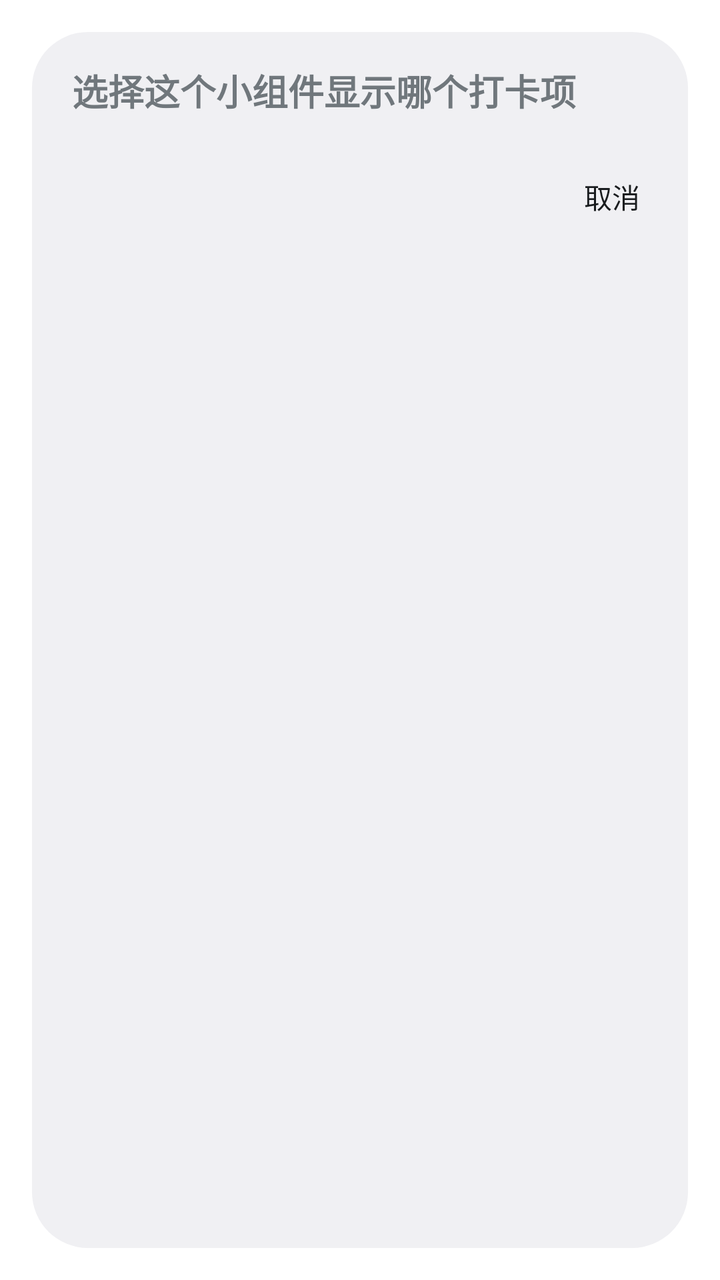
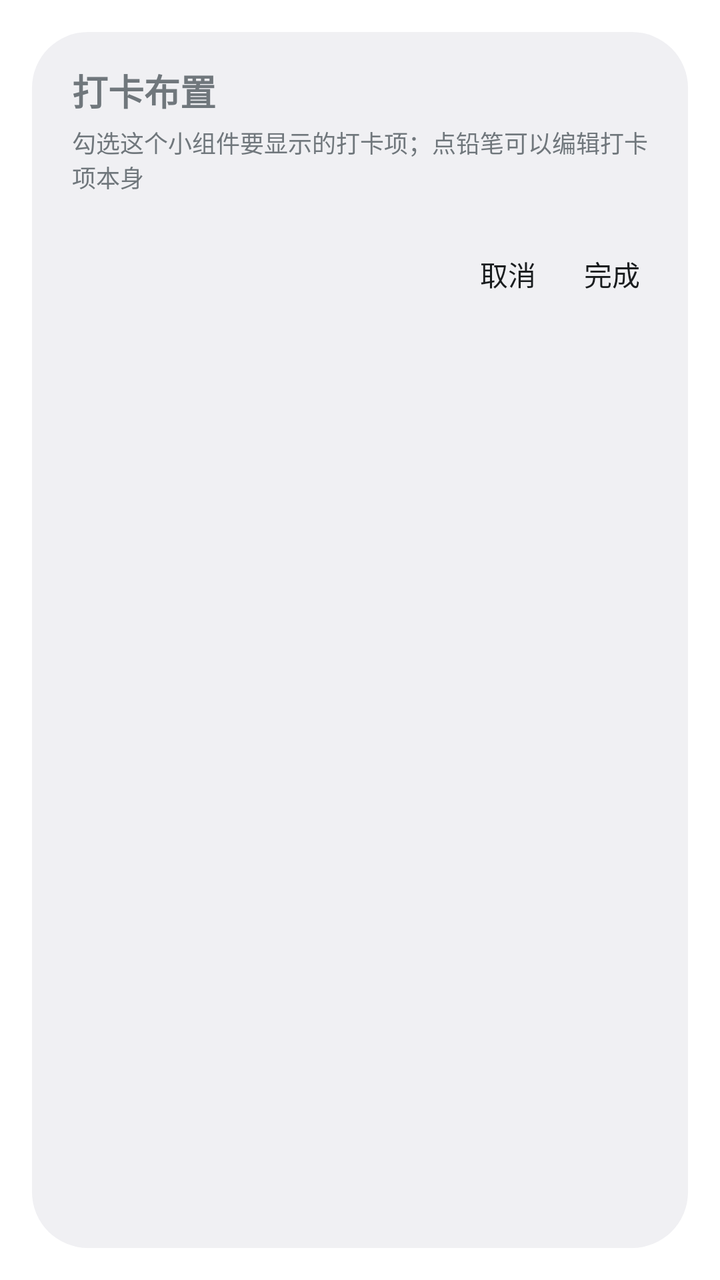

The first picture is an Android layout as it rendered before a commit; the second is the same layout after the commit. The layout source and the unified diff follow.
<!-- AndroidManifest.xml: activity theme HabitWidgetConfigTheme -->
<!-- res/layout/habit_widget_config.xml -->
<?xml version="1.0" encoding="utf-8"?>
<LinearLayout xmlns:android="http://schemas.android.com/apk/res/android"
    android:layout_width="match_parent"
    android:layout_height="wrap_content"
    android:orientation="vertical"
    android:paddingTop="16dp">

    <TextView
        android:id="@+id/habit_config_title"
        android:layout_width="match_parent"
        android:layout_height="wrap_content"
        android:paddingStart="20dp"
        android:paddingEnd="20dp"
        android:paddingBottom="8dp"
        android:text="@string/habit_widget_config_title"
        android:textSize="18sp"
        android:textStyle="bold" />

    <TextView
        android:id="@+id/habit_config_empty"
        android:layout_width="match_parent"
        android:layout_height="wrap_content"
        android:paddingStart="20dp"
        android:paddingEnd="20dp"
        android:paddingTop="8dp"
        android:paddingBottom="8dp"
        android:text="@string/habit_widget_config_empty"
        android:textSize="14sp"
        android:visibility="gone" />

    <ScrollView
        android:layout_width="match_parent"
        android:layout_height="wrap_content"
        android:maxHeight="360dp">

        <LinearLayout
            android:id="@+id/habit_config_list"
            android:layout_width="match_parent"
            android:layout_height="wrap_content"
            android:orientation="vertical" />
    </ScrollView>

    <LinearLayout
        android:layout_width="match_parent"
        android:layout_height="wrap_content"
        android:gravity="end"
        android:orientation="horizontal"
        android:paddingStart="12dp"
        android:paddingEnd="12dp"
        android:paddingTop="8dp"
        android:paddingBottom="8dp">

        <Button
            android:id="@+id/habit_config_cancel"
            style="?android:attr/borderlessButtonStyle"
            android:layout_width="wrap_content"
            android:layout_height="wrap_content"
            android:text="@string/habit_widget_config_cancel" />
    </LinearLayout>
</LinearLayout>
<!-- resources referenced by this layout -->
<resources>
  <string name="habit_widget_config_cancel">取消</string>
  <string name="habit_widget_config_empty">还没有打卡项，先到应用里添加一个</string>
  <string name="habit_widget_config_title">选择这个小组件显示哪个打卡项</string>
  <style name="HabitWidgetConfigTheme" parent="@android:style/Theme.DeviceDefault.Light.Dialog">
          <item name="android:windowMinWidthMajor">80%</item>
          <item name="android:windowMinWidthMinor">90%</item>
      </style>
</resources>

<!-- the commit's change to res/layout/habit_widget_config.xml (unified diff, before → after) -->
@@ -11,10 +11,20 @@
         android:layout_height="wrap_content"
         android:paddingStart="20dp"
         android:paddingEnd="20dp"
-        android:paddingBottom="8dp"
+        android:paddingBottom="4dp"
         android:text="@string/habit_widget_config_title"
         android:textSize="18sp"
         android:textStyle="bold" />
+
+    <TextView
+        android:id="@+id/habit_config_hint"
+        android:layout_width="match_parent"
+        android:layout_height="wrap_content"
+        android:paddingStart="20dp"
+        android:paddingEnd="20dp"
+        android:paddingBottom="8dp"
+        android:text="@string/habit_widget_config_hint"
+        android:textSize="12sp" />
 
     <TextView
         android:id="@+id/habit_config_empty"
@@ -31,7 +41,7 @@
     <ScrollView
         android:layout_width="match_parent"
         android:layout_height="wrap_content"
-        android:maxHeight="360dp">
+        android:maxHeight="380dp">
 
         <LinearLayout
             android:id="@+id/habit_config_list"
@@ -56,5 +66,12 @@
             android:layout_width="wrap_content"
             android:layout_height="wrap_content"
             android:text="@string/habit_widget_config_cancel" />
+
+        <Button
+            android:id="@+id/habit_config_done"
+            style="?android:attr/borderlessButtonStyle"
+            android:layout_width="wrap_content"
+            android:layout_height="wrap_content"
+            android:text="@string/habit_widget_config_done" />
     </LinearLayout>
 </LinearLayout>
<!-- resource entries referenced after the edit -->
@@ -1,11 +1,13 @@
 <!-- resources referenced by this layout -->
 <resources>
   <string name="habit_widget_config_cancel">取消</string>
+  <string name="habit_widget_config_done">完成</string>
   <string name="habit_widget_config_empty">还没有打卡项，先到应用里添加一个</string>
-  <string name="habit_widget_config_title">选择这个小组件显示哪个打卡项</string>
+  <string name="habit_widget_config_hint">勾选这个小组件要显示的打卡项；点铅笔可以编辑打卡项本身</string>
+  <string name="habit_widget_config_title">打卡布置</string>
   <style name="HabitWidgetConfigTheme" parent="@android:style/Theme.DeviceDefault.Light.Dialog">
-          <item name="android:windowMinWidthMajor">80%</item>
-          <item name="android:windowMinWidthMinor">90%</item>
+          <item name="android:windowMinWidthMajor">85%</item>
+          <item name="android:windowMinWidthMinor">92%</item>
       </style>
 </resources>
 
